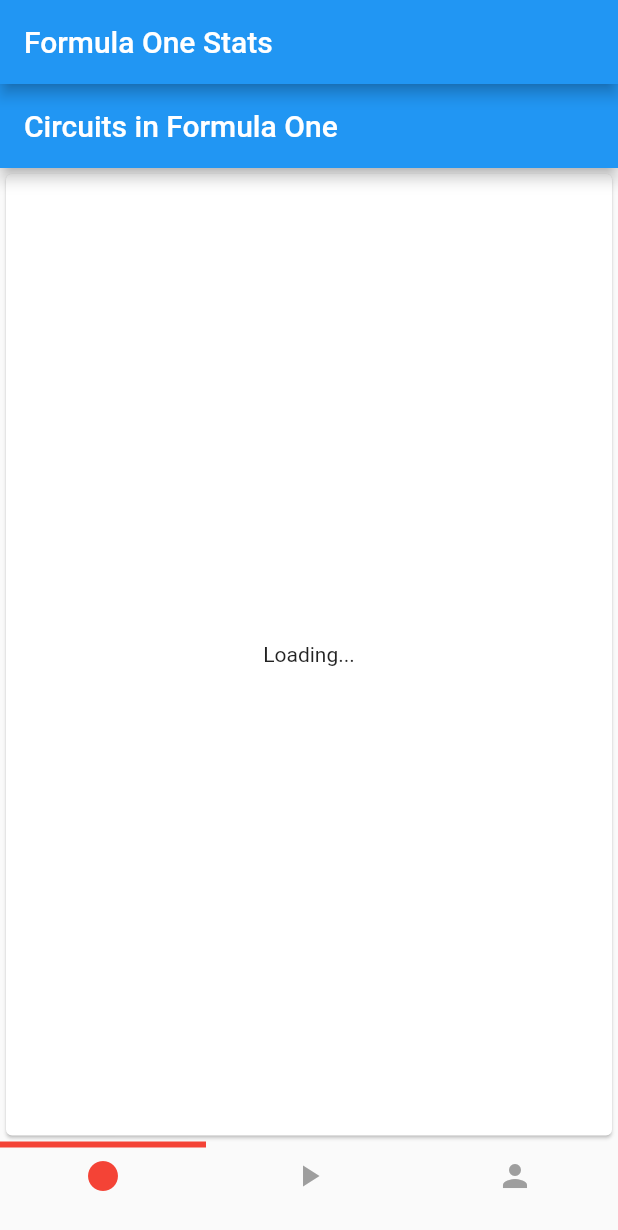
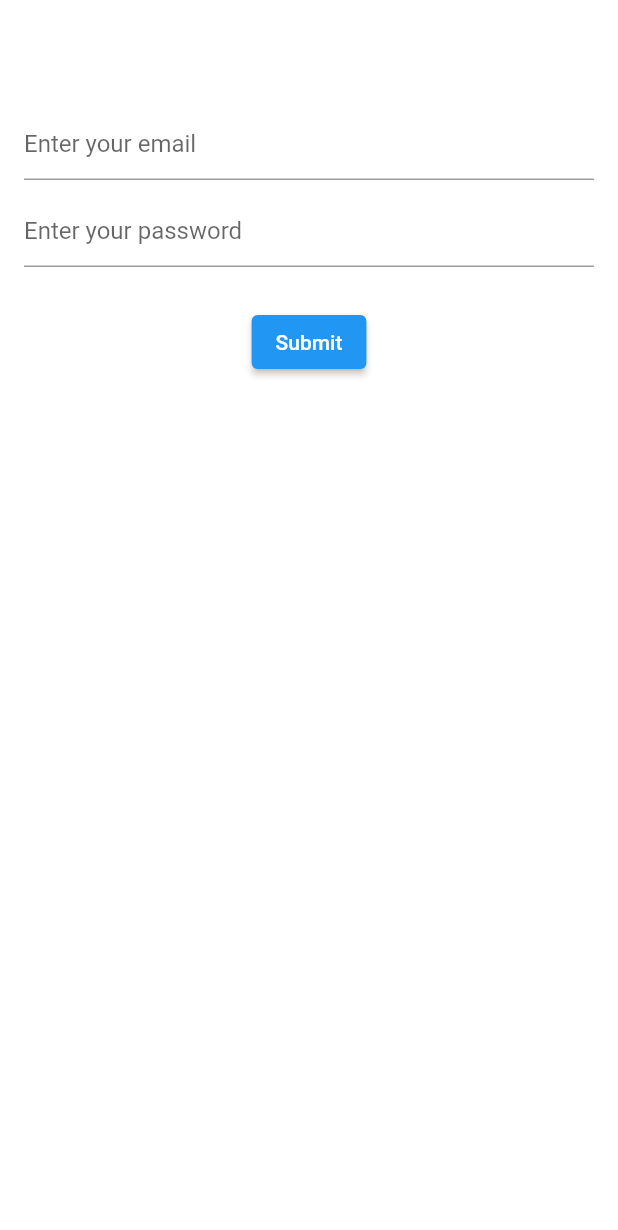
Before and after one commit to hebbarsjk/formula_one_stats, a Flutter app: the screen it shows after launch, on a phone screen of 412 x 824 dp. Shown: the top 1230 px of the screen. Run offline on Flutter 3.47's test engine with Material 2 defaults, Android fonts, the phone set to English and light mode, and no system bars; our stand-ins replace firebase_core, google_maps_flutter; accounts and stored records are empty.

Commit message:
basic loginpage ui

```diff
--- a/lib/main.dart
+++ b/lib/main.dart
@@ -1,9 +1,12 @@
-import 'package:api_practice/screens/Home/home_page.dart';
-import 'package:api_practice/screens/Standings/standings_page.dart';
-import 'package:api_practice/screens/Drivers/drivers_page.dart';
+// import 'package:api_practice/screens/Home/home_page.dart';
+// import 'package:api_practice/screens/Standings/standings_page.dart';
+// import 'package:api_practice/screens/Drivers/drivers_page.dart';
+import 'package:api_practice/screens/Authentication/login.dart';
 import 'package:flutter/material.dart';
+import 'package:firebase_core/firebase_core.dart';
 
 void main() {
+  WidgetsFlutterBinding.ensureInitialized();
   runApp(MyApp());
 }
 
@@ -26,54 +29,79 @@ class LandingPage extends StatefulWidget {
 }
 
 class _LandingPageState extends State<LandingPage> {
+  final Future<FirebaseApp> _intialization = Firebase.initializeApp();
+
   @override
   Widget build(BuildContext context) {
-    return Scaffold(
-      appBar: AppBar(
-        title: Text('Formula One Stats'),
-      ),
-      body: DefaultTabController(
-        length: 3,
-        child: Stack(
-          children: [
-            Container(
-              height: double.infinity,
-              width: double.infinity,
-            ),
-            Scaffold(
-              bottomNavigationBar: Padding(
-                padding: EdgeInsets.only(bottom: 15.0),
-                child: TabBar(
-                  tabs: [
-                    Tab(
-                      icon: Icon(Icons.circle),
-                    ),
-                    Tab(
-                      icon: Icon(Icons.play_arrow),
-                    ),
-                    Tab(
-                      icon: Icon(Icons.person),
-                    ),
-                  ],
-                  labelColor: Colors.red,
-                  indicator: UnderlineTabIndicator(
-                    borderSide: BorderSide(color: Colors.red, width: 4.0),
-                    insets: EdgeInsets.only(bottom: 44),
-                  ),
-                  unselectedLabelColor: Colors.grey,
-                ),
-              ),
-              body: TabBarView(
-                children: [
-                  HomePage(),
-                  StandingsPage(),
-                  DriversPage(),
-                ],
-              ),
-            ),
-          ],
-        ),
-      ),
+    return FutureBuilder(
+      future: _intialization,
+      builder: (context, snapshot) {
+        // checking for errors
+        if (snapshot.hasError) {
+          print('Error');
+        }
+        if (snapshot.connectionState == ConnectionState.done) {
+          return LogIn();
+        }
+        return CircularProgressIndicator();
+      },
     );
   }
 }
+
+
+
+
+
+
+
+
+
+
+// Scaffold(
+//       appBar: AppBar(
+//         title: Text('Formula One Stats'),
+//       ),
+//       body: DefaultTabController(
+//         length: 3,
+//         child: Stack(
+//           children: [
+//             Container(
+//               height: double.infinity,
+//               width: double.infinity,
+//             ),
+//             Scaffold(
+//               bottomNavigationBar: Padding(
+//                 padding: EdgeInsets.only(bottom: 15.0),
+//                 child: TabBar(
+//                   tabs: [
+//                     Tab(
+//                       icon: Icon(Icons.circle),
+//                     ),
+//                     Tab(
+//                       icon: Icon(Icons.play_arrow),
+//                     ),
+//                     Tab(
+//                       icon: Icon(Icons.person),
+//                     ),
+//                   ],
+//                   labelColor: Colors.red,
+//                   indicator: UnderlineTabIndicator(
+//                     borderSide: BorderSide(color: Colors.red, width: 4.0),
+//                     insets: EdgeInsets.only(bottom: 44),
+//                   ),
+//                   unselectedLabelColor: Colors.grey,
+//                 ),
+//               ),
+//               body: TabBarView(
+//                 children: [
+//                   HomePage(),
+//                   StandingsPage(),
+//                   DriversPage(),
+//                 ],
+//               ),
+//             ),
+//           ],
+//         ),
+//       ),
+//     );
--- /dev/null
+++ b/lib/screens/Authentication/login.dart
@@ -0,0 +1,82 @@
+import 'package:flutter/material.dart';
+
+class LogIn extends StatefulWidget {
+  @override
+  _LogInState createState() => _LogInState();
+}
+
+class _LogInState extends State<LogIn> {
+  final GlobalKey<FormState> _formKey = GlobalKey<FormState>();
+  final TextEditingController _emailController = TextEditingController();
+  final TextEditingController _passwordController = TextEditingController();
+
+  @override
+  Widget build(BuildContext context) {
+    return Scaffold(
+      backgroundColor: Colors.white,
+      appBar: AppBar(
+        title: Text('Login'),
+        elevation: 0.0,
+        backgroundColor: Colors.white,
+      ),
+      body: Padding(
+        padding: const EdgeInsets.all(16.0),
+        child: Center(
+          child: Form(
+            key: _formKey,
+            child: Column(
+              children: [
+                TextFormField(
+                  decoration: InputDecoration(
+                    hintText: 'Enter your email',
+                  ),
+                  validator: (String value) {
+                    if (value == null || value.isEmpty) {
+                      return 'Field cannot be empty';
+                    }
+                    return null;
+                  },
+                  controller: _emailController,
+                ),
+                SizedBox(
+                  height: 10.0,
+                ),
+                TextFormField(
+                  decoration: InputDecoration(
+                    hintText: 'Enter your password',
+                  ),
+                  validator: (String value) {
+                    if (value == null || value.isEmpty) {
+                      return 'Field cannot be empty';
+                    }
+                    return null;
+                  },
+                  obscureText: true,
+                  controller: _passwordController,
+                ),
+                SizedBox(
+                  height: 10.0,
+                ),
+                Padding(
+                  padding: EdgeInsets.symmetric(vertical: 16.0),
+                  child: ElevatedButton(
+                    child: Text('Submit'),
+                    onPressed: () {
+                      if (_formKey.currentState.validate()) {
+                        var email = _emailController.text;
+                        var password = _passwordController.text;
+                        print('Email - $email and Password - $password');
+                      } else {
+                        print('Invalid');
+                      }
+                    },
+                  ),
+                ),
+              ],
+            ),
+          ),
+        ),
+      ),
+    );
+  }
+}
--- /dev/null
+++ b/lib/screens/Authentication/signup.dart
@@ -0,0 +1,13 @@
+import 'package:flutter/material.dart';
+
+class SignUp extends StatefulWidget {
+  @override
+  _SignUpState createState() => _SignUpState();
+}
+
+class _SignUpState extends State<SignUp> {
+  @override
+  Widget build(BuildContext context) {
+    return Container();
+  }
+}
--- a/pubspec.yaml
+++ b/pubspec.yaml
@@ -30,6 +30,8 @@ dependencies:
   cupertino_icons: ^1.0.2
   http: ^0.13.3
   google_maps_flutter: ^2.0.6
+  firebase_core: ^1.4.0
+  firebase_auth: ^3.0.1
 
 dev_dependencies:
   flutter_test:
```
Also changed, not shown: pubspec.lock.
